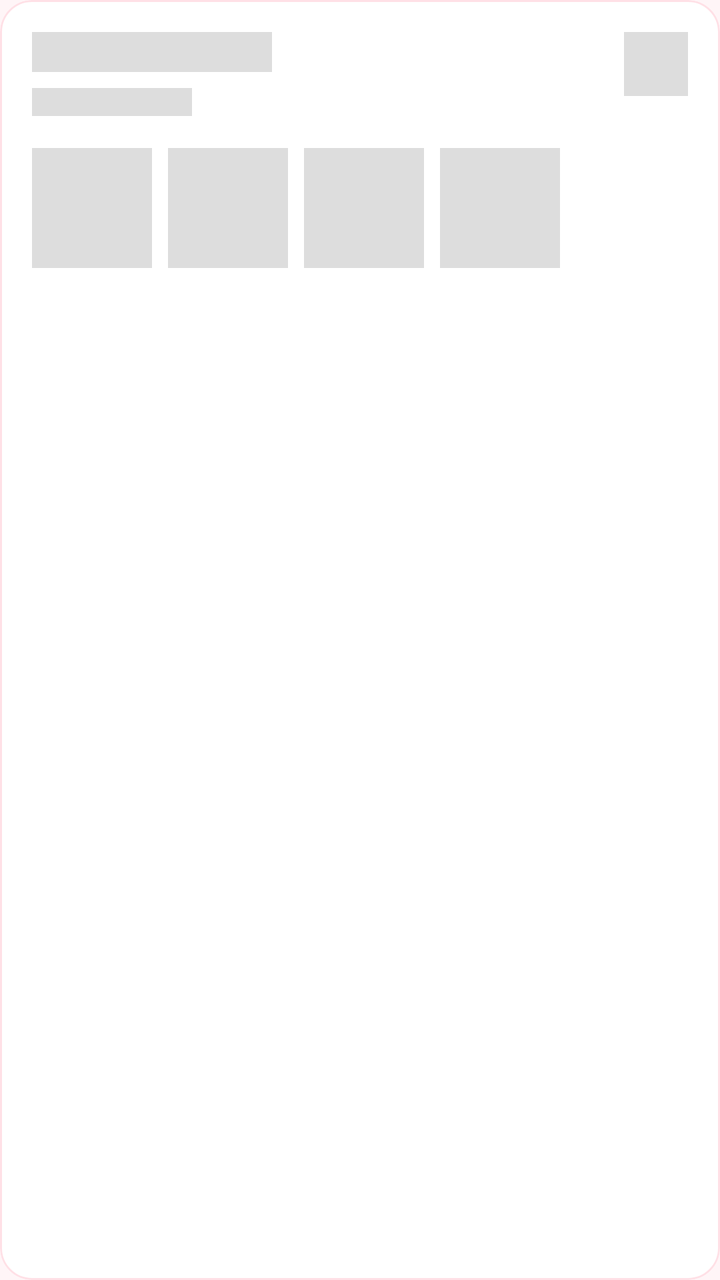
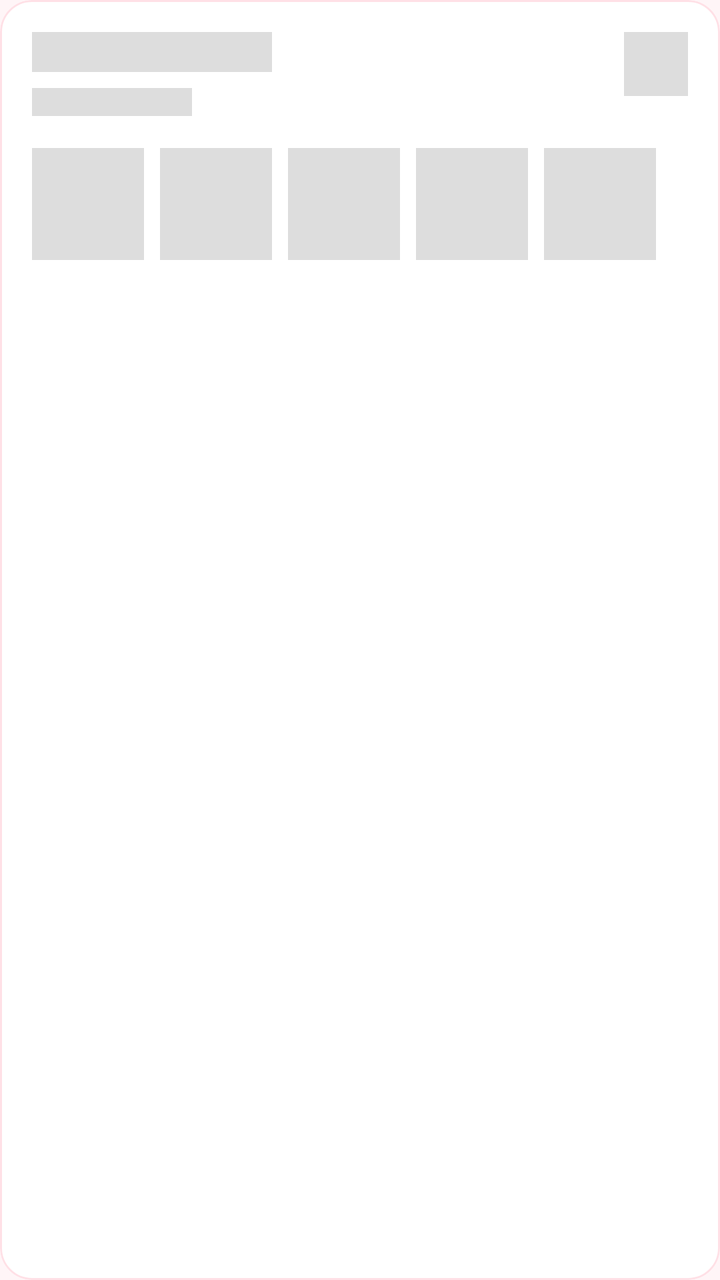

Two renders of the same Android screen: before a commit and after it. Below are the layout's source before the change and the commit's diff.
<!-- AndroidManifest.xml: application theme AppTheme -->
<!-- res/layout/layout_shimmer_sticker_pack.xml -->
<?xml version="1.0" encoding="utf-8"?>
<com.google.android.material.card.MaterialCardView xmlns:android="http://schemas.android.com/apk/res/android"
    xmlns:app="http://schemas.android.com/apk/res-auto"
    android:layout_width="match_parent"
    android:layout_height="wrap_content"
    android:layout_marginStart="16dp"
    android:layout_marginTop="8dp"
    android:layout_marginEnd="16dp"
    android:layout_marginBottom="8dp"
    app:cardBackgroundColor="@color/card_background"
    app:cardCornerRadius="16dp"
    app:cardElevation="0dp"
    app:strokeColor="@color/divider"
    app:strokeWidth="1dp">

    <androidx.constraintlayout.widget.ConstraintLayout
        android:layout_width="match_parent"
        android:layout_height="wrap_content"
        android:padding="16dp">

        <View
            android:id="@+id/shimmer_title"
            android:layout_width="120dp"
            android:layout_height="20dp"
            android:background="#DDDDDD"
            app:layout_constraintStart_toStartOf="parent"
            app:layout_constraintTop_toTopOf="parent" />

        <View
            android:id="@+id/shimmer_author"
            android:layout_width="80dp"
            android:layout_height="14dp"
            android:layout_marginTop="8dp"
            android:background="#DDDDDD"
            app:layout_constraintStart_toStartOf="parent"
            app:layout_constraintTop_toBottomOf="@id/shimmer_title" />

        <LinearLayout
            android:layout_width="match_parent"
            android:layout_height="wrap_content"
            android:layout_marginTop="16dp"
            android:orientation="horizontal"
            app:layout_constraintTop_toBottomOf="@id/shimmer_author">

            <View
                android:layout_width="60dp"
                android:layout_height="60dp"
                android:layout_marginEnd="8dp"
                android:background="#DDDDDD" />

            <View
                android:layout_width="60dp"
                android:layout_height="60dp"
                android:layout_marginEnd="8dp"
                android:background="#DDDDDD" />

            <View
                android:layout_width="60dp"
                android:layout_height="60dp"
                android:layout_marginEnd="8dp"
                android:background="#DDDDDD" />

            <View
                android:layout_width="60dp"
                android:layout_height="60dp"
                android:background="#DDDDDD" />
        </LinearLayout>

        <View
            android:layout_width="32dp"
            android:layout_height="32dp"
            android:background="#DDDDDD"
            app:layout_constraintEnd_toEndOf="parent"
            app:layout_constraintTop_toTopOf="parent" />

    </androidx.constraintlayout.widget.ConstraintLayout>
</com.google.android.material.card.MaterialCardView>
<!-- resources referenced by this layout -->
<resources>
  <color name="card_background">#FFFFFF</color>
  <color name="divider">#FFE0E6</color>
  <style name="AppTheme" parent="Theme.MaterialComponents.DayNight.NoActionBar">
          
          <item name="colorPrimary">@color/colorPrimary</item>
          <item name="colorPrimaryDark">@color/colorPrimaryDark</item>
          <item name="colorAccent">@color/colorAccent</item>
          <item name="android:windowBackground">@color/background</item>
          <item name="android:windowLightStatusBar" tools:targetApi="m">true</item>
          <item name="materialButtonStyle">@style/PremiumButton</item>
          <item name="colorControlNormal">@color/textPrimary</item>
      </style>
  <color name="colorPrimary">#FF4B6E</color>
  <color name="colorPrimaryDark">#E63E5E</color>
  <color name="colorAccent">#FF4B6E</color>
  <color name="background">#FFF5F7</color>
  <style name="PremiumButton" parent="Widget.MaterialComponents.Button">
          <item name="cornerRadius">8dp</item>
          <item name="android:insetTop">0dp</item>
          <item name="android:insetBottom">0dp</item>
      </style>
  <color name="textPrimary">#2D3436</color>
</resources>

<!-- the commit's change to res/layout/layout_shimmer_sticker_pack.xml (unified diff, before → after) -->
@@ -43,26 +43,32 @@
             app:layout_constraintTop_toBottomOf="@id/shimmer_author">
 
             <View
-                android:layout_width="60dp"
-                android:layout_height="60dp"
+                android:layout_width="@dimen/sticker_pack_list_item_preview_image_size"
+                android:layout_height="@dimen/sticker_pack_list_item_preview_image_size"
                 android:layout_marginEnd="8dp"
                 android:background="#DDDDDD" />
 
             <View
-                android:layout_width="60dp"
-                android:layout_height="60dp"
+                android:layout_width="@dimen/sticker_pack_list_item_preview_image_size"
+                android:layout_height="@dimen/sticker_pack_list_item_preview_image_size"
                 android:layout_marginEnd="8dp"
                 android:background="#DDDDDD" />
 
             <View
-                android:layout_width="60dp"
-                android:layout_height="60dp"
+                android:layout_width="@dimen/sticker_pack_list_item_preview_image_size"
+                android:layout_height="@dimen/sticker_pack_list_item_preview_image_size"
                 android:layout_marginEnd="8dp"
                 android:background="#DDDDDD" />
 
             <View
-                android:layout_width="60dp"
-                android:layout_height="60dp"
+                android:layout_width="@dimen/sticker_pack_list_item_preview_image_size"
+                android:layout_height="@dimen/sticker_pack_list_item_preview_image_size"
+                android:layout_marginEnd="8dp"
+                android:background="#DDDDDD" />
+
+            <View
+                android:layout_width="@dimen/sticker_pack_list_item_preview_image_size"
+                android:layout_height="@dimen/sticker_pack_list_item_preview_image_size"
                 android:background="#DDDDDD" />
         </LinearLayout>
 
<!-- resource entries referenced after the edit -->
@@ -2,6 +2,7 @@
 <resources>
   <color name="card_background">#FFFFFF</color>
   <color name="divider">#FFE0E6</color>
+  <dimen name="sticker_pack_list_item_preview_image_size">56dp</dimen>
   <style name="AppTheme" parent="Theme.MaterialComponents.DayNight.NoActionBar">
           
           <item name="colorPrimary">@color/colorPrimary</item>
